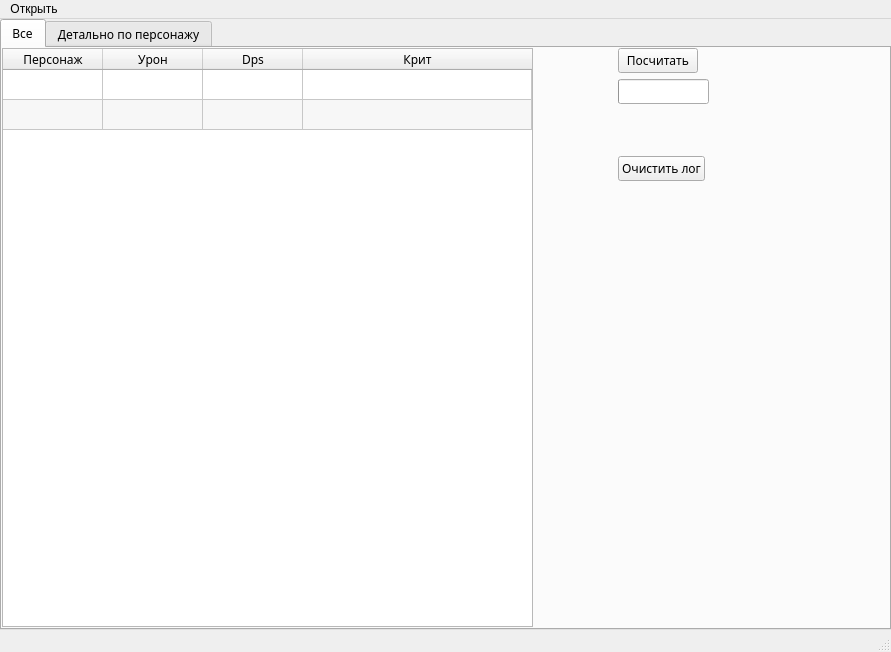
The window that untitled.ui (redlolgeerf/Aion_dps_meter) describes before a commit, drawn with Qt 5.
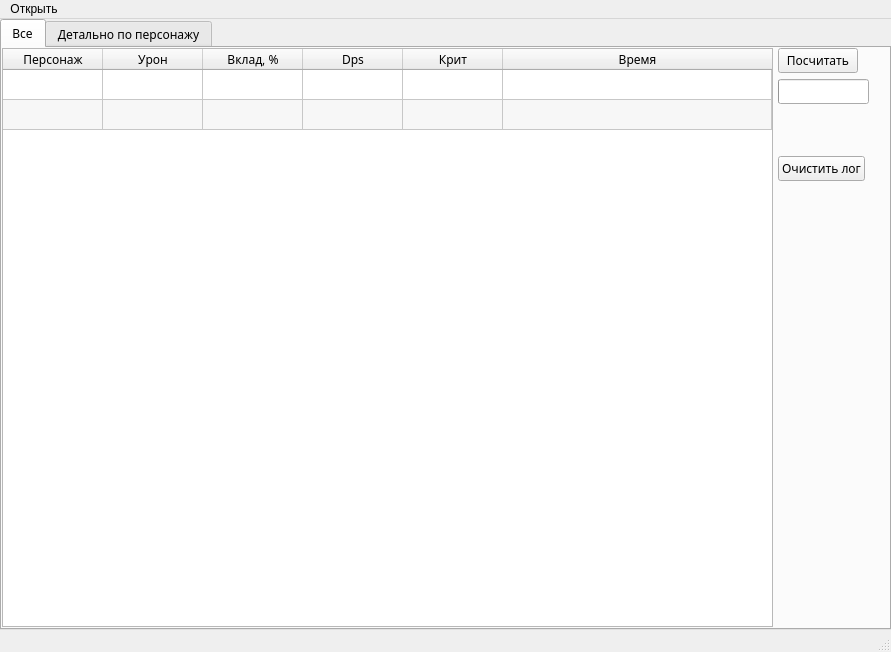
The same window after the commit.

Commit message: added 2 collumns in character table and 1 collumn in skills table

```diff
--- a/untitled.ui
+++ b/untitled.ui
@@ -52,9 +52,9 @@
      <widget class="QWidget" name="formLayoutWidget">
       <property name="geometry">
        <rect>
-        <x>530</x>
+        <x>770</x>
         <y>0</y>
-        <width>361</width>
+        <width>121</width>
         <height>581</height>
        </rect>
       </property>
@@ -65,19 +65,6 @@
        <property name="fieldGrowthPolicy">
         <enum>QFormLayout::AllNonFixedFieldsGrow</enum>
        </property>
-       <item row="0" column="0">
-        <spacer name="horizontalSpacer">
-         <property name="orientation">
-          <enum>Qt::Horizontal</enum>
-         </property>
-         <property name="sizeHint" stdset="0">
-          <size>
-           <width>80</width>
-           <height>20</height>
-          </size>
-         </property>
-        </spacer>
-       </item>
        <item row="0" column="1">
         <widget class="QPushButton" name="anal_button">
          <property name="sizePolicy">
@@ -149,7 +136,7 @@
        <rect>
         <x>0</x>
         <y>0</y>
-        <width>531</width>
+        <width>771</width>
         <height>579</height>
        </rect>
       </property>
@@ -168,6 +155,9 @@
       <property name="sortingEnabled">
        <bool>true</bool>
       </property>
+      <property name="columnCount">
+       <number>6</number>
+      </property>
       <attribute name="horizontalHeaderVisible">
        <bool>true</bool>
       </attribute>
@@ -200,6 +190,11 @@
         <string>Урон</string>
        </property>
       </column>
+      <column>
+       <property name="text">
+        <string>Вклад, %</string>
+       </property>
+      </column>
       <column>
        <property name="text">
         <string>Dps</string>
@@ -210,6 +205,11 @@
         <string>Крит</string>
        </property>
       </column>
+      <column>
+       <property name="text">
+        <string>Время</string>
+       </property>
+      </column>
       <item row="0" column="0">
        <property name="text">
         <string/>
```
Left out of the diff: 5 changed lines with no effect on the pictures. The commit also changes 2 other files.
